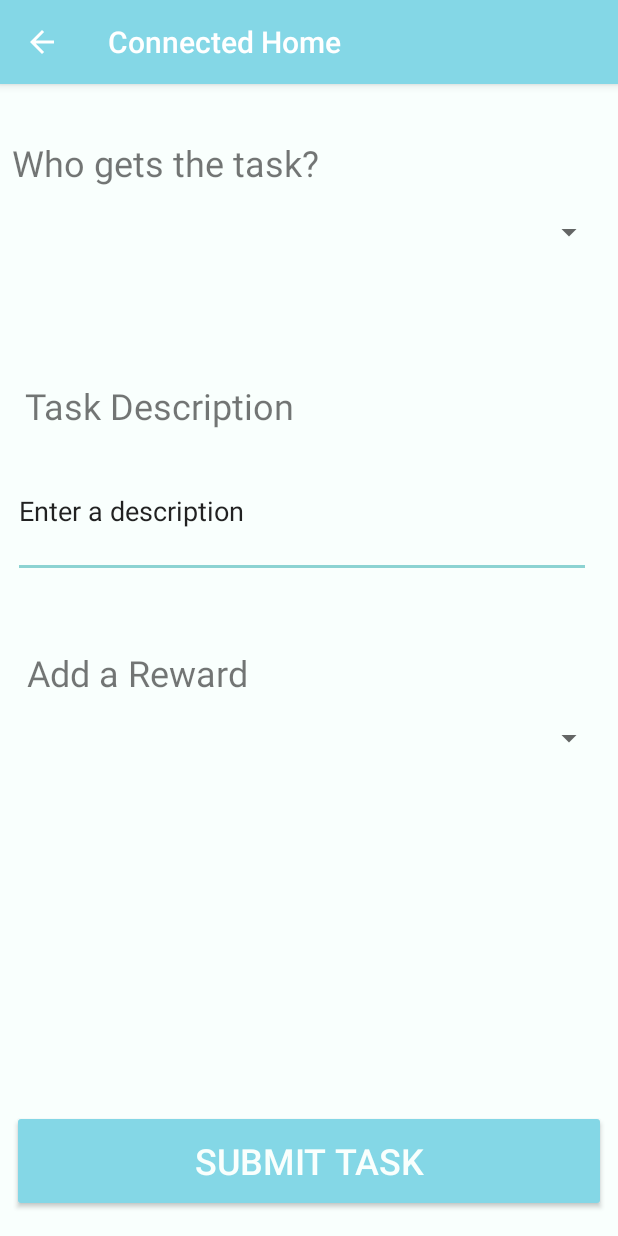
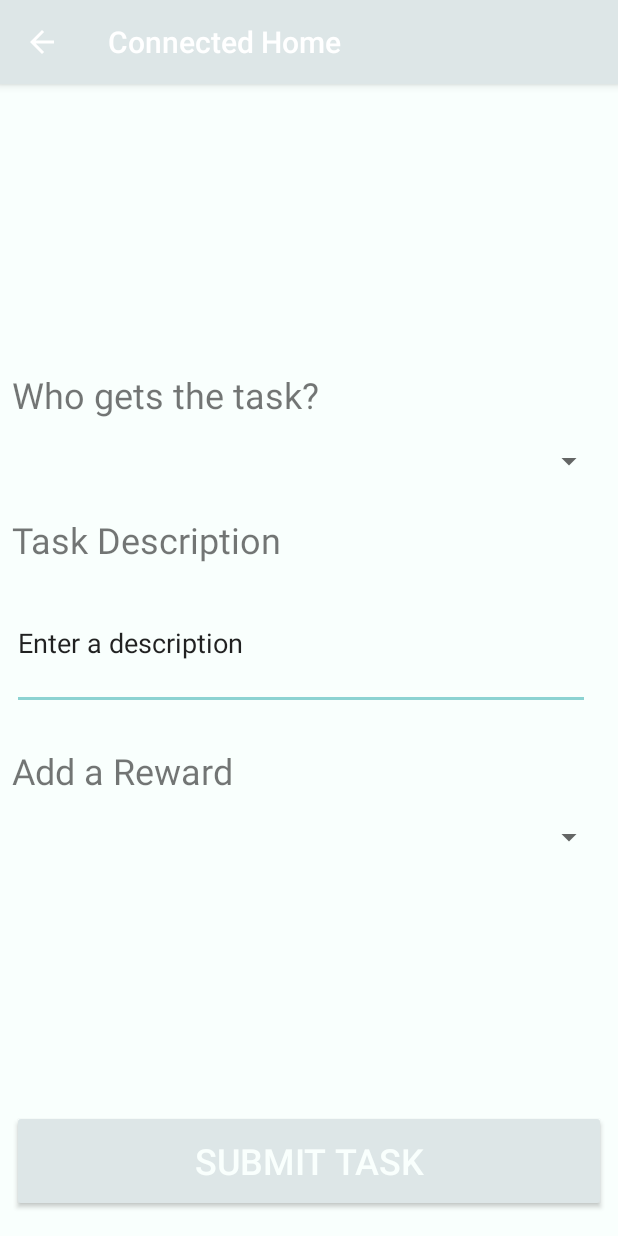
Before and after one commit to egperkins/im361android, an Android app: the TaskAssign screen opened directly, with no data from a screen before it, on a phone screen of 412 x 824 dp. Run offline under Robolectric (Android 15) with nearby library versions, the phone set to English and light mode, and no system bars; 1 statement that could not run was skipped.

Commit message:
Broken
Having issues with resource linking

```diff
--- a/app/src/main/java/com/lizzie/connectedhome/TaskAssign.kt
+++ b/app/src/main/java/com/lizzie/connectedhome/TaskAssign.kt
@@ -1,14 +1,34 @@
 package com.lizzie.connectedhome
 
+import android.content.Intent
 import android.support.v7.app.AppCompatActivity
 import android.os.Bundle
+import android.widget.Button
 
 
 class TaskAssign : AppCompatActivity(){
     override fun onCreate(saveInstanceState: Bundle?) {
         super.onCreate(saveInstanceState)
         setContentView(R.layout.activity_taskassign)
+
+
+        val button: Button = findViewById(R.id.submitbutton)
+
+        button.setOnClickListener{
+            val intent = Intent(this, TaskSubmitted::class.java)
+            startActivity(intent)
+        }
+
+
     }
 
 
+
+
+
+
+
+
+
+
 }
--- a/app/src/main/res/layout-v26/activity_taskassign.xml
+++ b/app/src/main/res/layout-v26/activity_taskassign.xml
@@ -3,49 +3,6 @@
                                              xmlns:app="http://schemas.android.com/apk/res-auto" xmlns:tools="http://schemas.android.com/tools" android:layout_width="match_parent"
                                              android:layout_height="match_parent">
 
-    <TextView
-            android:text="@string/add_a_reward"
-            android:layout_width="wrap_content"
-            android:layout_height="wrap_content"
-            android:id="@+id/Add_Reward" android:textSize="24sp" app:layout_constraintStart_toStartOf="parent"
-            android:layout_marginStart="8dp" app:layout_constraintEnd_toEndOf="parent" android:layout_marginEnd="8dp"
-            android:layout_marginTop="16dp" app:layout_constraintTop_toTopOf="parent"
-            app:layout_constraintHorizontal_bias="0.041"
-            android:layout_marginBottom="8dp" app:layout_constraintBottom_toBottomOf="parent"
-            app:layout_constraintVertical_bias="0.506"/>
-    <TextView
-            android:text="@string/who_gets_the_task"
-            android:layout_width="wrap_content"
-            android:layout_height="wrap_content"
-            android:id="@+id/WhoTask" android:textSize="24sp" app:layout_constraintStart_toStartOf="parent"
-            android:layout_marginStart="8dp" app:layout_constraintEnd_toEndOf="parent" android:layout_marginEnd="8dp"
-            android:layout_marginTop="16dp" app:layout_constraintTop_toTopOf="parent"
-            app:layout_constraintHorizontal_bias="0.0"
-            android:layout_marginBottom="8dp" app:layout_constraintBottom_toBottomOf="parent"
-            app:layout_constraintVertical_bias="0.028"/>
-    <TextView
-            android:text="@string/task_description"
-            android:layout_width="wrap_content"
-            android:layout_height="wrap_content"
-            android:id="@+id/task_description" android:textSize="24sp" app:layout_constraintStart_toStartOf="parent"
-            android:layout_marginStart="8dp" app:layout_constraintEnd_toEndOf="parent" android:layout_marginEnd="8dp"
-            android:layout_marginTop="16dp" app:layout_constraintTop_toTopOf="parent"
-            app:layout_constraintHorizontal_bias="0.041"
-            android:layout_marginBottom="8dp" app:layout_constraintBottom_toBottomOf="parent"
-            app:layout_constraintVertical_bias="0.256"/>
-
-    <EditText
-            android:layout_width="385dp"
-            android:layout_height="89dp"
-            android:inputType="textMultiLine"
-            android:ems="10"
-            android:id="@+id/enterTaskDescription"
-            android:text="@string/enter_a_description" android:layout_marginStart="8dp"
-            app:layout_constraintStart_toStartOf="parent" app:layout_constraintTop_toBottomOf="@+id/task_description"
-            android:layout_marginBottom="8dp" app:layout_constraintBottom_toBottomOf="parent"
-            android:layout_marginEnd="8dp" app:layout_constraintEnd_toEndOf="parent"
-            app:layout_constraintHorizontal_bias="0.043" app:layout_constraintVertical_bias="0.021"
-            android:autofillHints=""/>
     <Button
             android:text="@string/submit_task"
             android:layout_width="0dp"
@@ -56,27 +13,79 @@
             android:layout_marginBottom="16dp" app:layout_constraintBottom_toBottomOf="parent"
             android:backgroundTint="@color/colorPrimary" tools:text="SUBMIT TASK"
             android:textColor="@color/colorBackground" android:textSize="24sp"
-            app:layout_constraintHorizontal_bias="0.0"/>
+            app:layout_constraintHorizontal_bias="1.0" android:layout_marginTop="8dp"
+            app:layout_constraintTop_toTopOf="parent" app:layout_constraintVertical_bias="1.0"/>
+    <LinearLayout
+            android:orientation="vertical"
+            android:layout_width="match_parent"
+            android:layout_height="501dp" android:layout_marginBottom="8dp"
+            app:layout_constraintBottom_toTopOf="@+id/button5">
+        <TextView
+                android:text="@string/who_gets_the_task"
+                android:layout_width="wrap_content"
+                android:layout_height="wrap_content"
+                android:id="@+id/WhoTask" android:textSize="24sp" app:layout_constraintStart_toStartOf="parent"
+                android:layout_marginStart="8dp" app:layout_constraintEnd_toEndOf="parent"
+                android:layout_marginEnd="8dp"
+                android:layout_marginTop="16dp" app:layout_constraintTop_toTopOf="parent"
+                app:layout_constraintHorizontal_bias="0.0"
+                android:layout_marginBottom="8dp" app:layout_constraintBottom_toBottomOf="parent"
+                app:layout_constraintVertical_bias="0.028"/>
         <Spinner
                 android:layout_width="395dp"
                 android:layout_height="wrap_content"
-            android:id="@+id/spinner" android:spinnerMode="dropdown"
+                android:id="@+id/whoGets" android:spinnerMode="dropdown"
                 android:visibility="visible" android:layout_marginTop="8dp"
                 app:layout_constraintTop_toBottomOf="@+id/WhoTask" android:layout_marginStart="8dp"
                 app:layout_constraintStart_toStartOf="parent" app:layout_constraintEnd_toEndOf="parent"
                 android:layout_marginEnd="8dp" android:layout_marginBottom="8dp"
                 app:layout_constraintBottom_toTopOf="@+id/task_description" app:layout_constraintHorizontal_bias="0.0"
                 app:layout_constraintVertical_bias="0.109"/>
+        <TextView
+                android:text="@string/task_description"
+                android:layout_width="wrap_content"
+                android:layout_height="wrap_content"
+                android:id="@+id/task_description" android:textSize="24sp" app:layout_constraintStart_toStartOf="parent"
+                android:layout_marginStart="8dp" app:layout_constraintEnd_toEndOf="parent"
+                android:layout_marginEnd="8dp"
+                android:layout_marginTop="16dp" app:layout_constraintTop_toTopOf="parent"
+                app:layout_constraintHorizontal_bias="0.041"
+                android:layout_marginBottom="8dp" app:layout_constraintBottom_toBottomOf="parent"
+                app:layout_constraintVertical_bias="0.256"/>
+        <EditText
+                android:layout_width="385dp"
+                android:layout_height="89dp"
+                android:inputType="textMultiLine"
+                android:ems="10"
+                android:id="@+id/enterTaskDescription"
+                android:text="@string/enter_a_description" android:layout_marginStart="8dp"
+                app:layout_constraintStart_toStartOf="parent"
+                app:layout_constraintTop_toBottomOf="@+id/task_description"
+                android:layout_marginBottom="8dp" app:layout_constraintBottom_toBottomOf="parent"
+                android:layout_marginEnd="8dp" app:layout_constraintEnd_toEndOf="parent"
+                app:layout_constraintHorizontal_bias="0.043" app:layout_constraintVertical_bias="0.021"
+                android:autofillHints="" android:contentDescription="@string/enter_description"/>
+        <TextView
+                android:text="@string/add_a_reward"
+                android:layout_width="wrap_content"
+                android:layout_height="wrap_content"
+                android:id="@+id/Add_Reward" android:textSize="24sp" app:layout_constraintStart_toStartOf="parent"
+                android:layout_marginStart="8dp" app:layout_constraintEnd_toEndOf="parent"
+                android:layout_marginEnd="8dp"
+                android:layout_marginTop="16dp" app:layout_constraintTop_toTopOf="parent"
+                app:layout_constraintHorizontal_bias="0.041"
+                android:layout_marginBottom="8dp" app:layout_constraintBottom_toBottomOf="parent"
+                app:layout_constraintVertical_bias="0.506"/>
         <Spinner
                 android:layout_width="395dp"
                 android:layout_height="wrap_content"
-            android:id="@+id/spinner2" android:layout_marginTop="8dp"
+                android:id="@+id/rewardType" android:layout_marginTop="8dp"
                 app:layout_constraintTop_toBottomOf="@+id/Add_Reward" app:layout_constraintStart_toStartOf="parent"
-            android:layout_marginStart="8dp" app:layout_constraintEnd_toEndOf="parent" android:layout_marginEnd="8dp"
+                android:layout_marginStart="8dp" app:layout_constraintEnd_toEndOf="parent"
+                android:layout_marginEnd="8dp"
                 android:layout_marginBottom="8dp" app:layout_constraintBottom_toBottomOf="parent"
                 app:layout_constraintHorizontal_bias="0.0" app:layout_constraintVertical_bias="0.023"/>
-
-
+    </LinearLayout>
 
 
 </android.support.constraint.ConstraintLayout>
--- a/app/src/main/res/layout/activity_taskassign.xml
+++ b/app/src/main/res/layout/activity_taskassign.xml
@@ -3,25 +3,71 @@
                                              xmlns:app="http://schemas.android.com/apk/res-auto" xmlns:tools="http://schemas.android.com/tools" android:layout_width="match_parent"
                                              android:layout_height="match_parent">
 
+    <LinearLayout
+            android:orientation="vertical"
+            android:layout_width="398dp"
+            android:layout_height="630dp" app:layout_constraintTop_toTopOf="parent"
+            android:gravity="top" android:layout_marginTop="8dp"
+            android:id="@+id/linearLayout" app:layout_constraintStart_toStartOf="parent"
+            android:layout_marginStart="8dp" app:layout_constraintEnd_toEndOf="parent" android:layout_marginEnd="8dp">
         <TextView
                 android:text="@string/who_gets_the_task"
                 android:layout_width="wrap_content"
                 android:layout_height="wrap_content"
                 android:id="@+id/WhoTask" android:textSize="24sp" app:layout_constraintStart_toStartOf="parent"
-            android:layout_marginStart="8dp" app:layout_constraintEnd_toEndOf="parent" android:layout_marginEnd="8dp"
+                android:layout_marginStart="8dp" app:layout_constraintEnd_toEndOf="parent"
+                android:layout_marginEnd="8dp"
                 android:layout_marginTop="16dp" app:layout_constraintTop_toTopOf="parent"
-            app:layout_constraintHorizontal_bias="0.041" android:layout_marginBottom="8dp"
-            app:layout_constraintBottom_toTopOf="@+id/editText"/>
-    <EditText
+                app:layout_constraintHorizontal_bias="0.041"/>
+        <Spinner
+                android:layout_width="395dp"
+                android:layout_height="32dp" tools:layout_editor_absoluteY="72dp"
+                tools:layout_editor_absoluteX="8dp" android:id="@+id/spinner" android:background="@color/colorPrimary"/>
+        <TextView
+                android:text="@string/who_gets_the_task"
                 android:layout_width="wrap_content"
                 android:layout_height="wrap_content"
+                android:id="@+id/DescTask" android:textSize="24sp" app:layout_constraintStart_toStartOf="parent"
+                android:layout_marginStart="8dp" app:layout_constraintEnd_toEndOf="parent"
+                android:layout_marginEnd="8dp"
+                android:layout_marginTop="116dp" app:layout_constraintTop_toTopOf="parent"
+                app:layout_constraintHorizontal_bias="0.041"
+                tools:text="Describe the Task"/>
+        <EditText
+                android:layout_width="383dp"
+                android:layout_height="60dp"
                 android:inputType="textPersonName"
-            android:text="@string/child_name"
+                android:text="@string/task_description"
                 android:ems="10"
-            android:id="@+id/editText" android:layout_marginStart="8dp"
-            app:layout_constraintStart_toStartOf="parent" android:layout_marginEnd="8dp"
-            app:layout_constraintEnd_toEndOf="parent" android:layout_marginBottom="8dp"
-            app:layout_constraintBottom_toBottomOf="parent" android:layout_marginTop="8dp"
-            app:layout_constraintTop_toTopOf="parent" app:layout_constraintHorizontal_bias="0.043"
-            app:layout_constraintVertical_bias="0.082" android:autofillHints=""/>
+                tools:layout_editor_absoluteY="171dp" tools:layout_editor_absoluteX="16dp"
+                android:id="@+id/enterTaskDesc" android:autofillHints="" tools:targetApi="o"/>
+        <TextView
+                android:text="@string/who_gets_the_task"
+                android:layout_width="wrap_content"
+                android:layout_height="wrap_content"
+                android:id="@+id/descTask" android:textSize="24sp" app:layout_constraintStart_toStartOf="parent"
+                android:layout_marginStart="8dp" app:layout_constraintEnd_toEndOf="parent"
+                android:layout_marginEnd="8dp"
+                android:layout_marginTop="260dp" app:layout_constraintTop_toTopOf="parent"
+                app:layout_constraintHorizontal_bias="0.039"
+                tools:text="Add a Reward"/>
+        <Spinner
+                android:layout_width="395dp"
+                android:layout_height="32dp" tools:layout_editor_absoluteY="314dp"
+                tools:layout_editor_absoluteX="18dp" android:id="@+id/spinner2"
+                android:background="@color/colorPrimary"/>
+    </LinearLayout>
+
+
+    <Button
+            android:text="@string/submit"
+            android:layout_width="390dp"
+            android:layout_height="wrap_content"
+            android:id="@+id/submitbutton"
+            app:layout_constraintTop_toBottomOf="@+id/linearLayout" app:layout_constraintStart_toStartOf="parent"
+            android:layout_marginStart="8dp" android:layout_marginBottom="8dp"
+            app:layout_constraintBottom_toBottomOf="parent" app:layout_constraintEnd_toEndOf="parent"
+            android:layout_marginEnd="8dp"/>
+
+
 </android.support.constraint.ConstraintLayout>
--- a/app/src/main/res/values/colors.xml
+++ b/app/src/main/res/values/colors.xml
@@ -1,6 +1,6 @@
 <?xml version="1.0" encoding="utf-8"?>
 <resources>
-    <color name="colorPrimary">#84D7E6</color>
+    <color name="colorPrimary">#DDE6E7</color>
     <color name="colorPrimaryDark">#307686</color>
     <color name="colorAccent">#8CD3D2</color>
     <color name="colorBackground">#F9FFFD</color>
--- a/app/src/main/res/values/strings.xml
+++ b/app/src/main/res/values/strings.xml
@@ -22,8 +22,13 @@
     <string name="button">Button</string>
     <string name="submit_task">SUBMIT TASK</string>
     <string name="task_description">Task Description</string>
-
-
+    <string name="enter_description">Enter Description</string>
+    <string name="submit">Submit</string>
+    <string name="task_created">Task Created!</string>
+    <string name="Continue">Continue</string>
+    <string name="click_to_continue">Click to Continue</string>
+    <string name="complete">Complete</string>
+    <string name="task_has_been_created">Task has been created!</string>
 
 
     <string-array name="child_array">
```
Also changed, not shown: app/src/main/AndroidManifest.xml (+13 -2 lines), app/src/main/java/com/lizzie/connectedhome/MainActivity.kt (+1 -23 lines), app/src/main/java/com/lizzie/connectedhome/TaskSubmitted.kt (added, +18 -0 lines), app/src/main/res/layout-v21/activity_main.xml (+48 -58 lines), app/src/main/res/layout/tasksubmitted.xml (added, +25 -0 lines), childChosen.kts (deleted, +0 -8 lines). Lines whose indentation alone changed are shown as unchanged.
